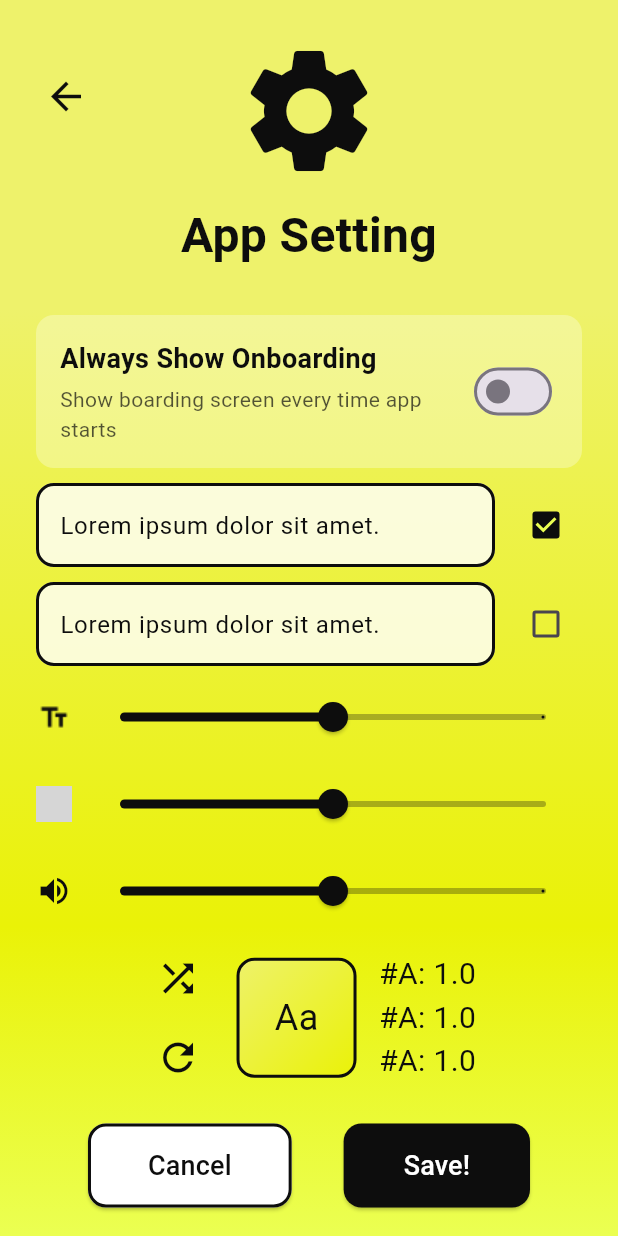
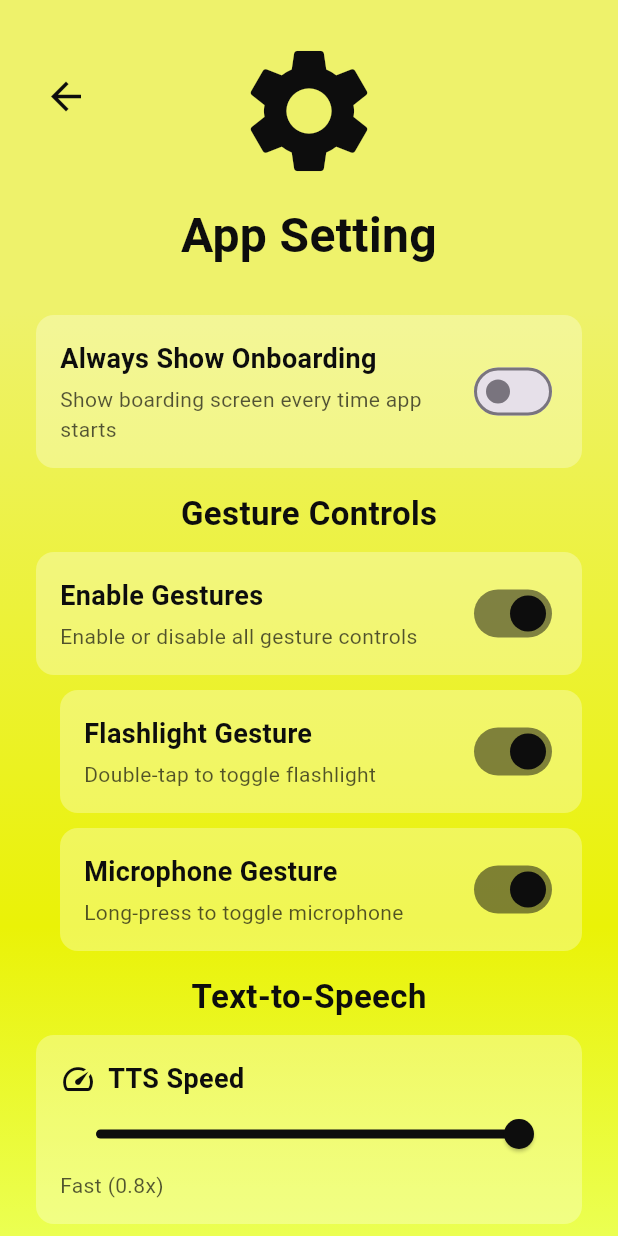
Before and after one commit to HHHAAAANNNNN/AItunanetra, a Flutter app: the SettingPage screen opened directly, on a phone screen of 412 x 824 dp. Run offline on Flutter 3.47's test engine with Material 3 defaults, Android fonts, the phone set to English and light mode, and no system bars; our stand-ins replace audioplayers, camera, flutter_tts, permission_handler, shared_preferences; accounts and stored records are empty; Roboto replaces fonts that are missing (Helvetica); grey boxes are pictures that could not be loaded.

Commit message:
adjusting better settings

```diff
--- a/lib/dashboard_page.dart
+++ b/lib/dashboard_page.dart
@@ -477,6 +477,42 @@ class _DashboardPageState extends State<DashboardPage> {
                 ),
               ),
             ),
+
+            // Mic Active Indicator - Bottom right corner
+            if (_isMicOn)
+              AnimatedPositioned(
+                duration: const Duration(milliseconds: 300),
+                curve: Curves.easeInOut,
+                bottom: _isSubtitleOn
+                    ? (MediaQuery.of(context).size.height * _subtitleBoxHeight) + 20 // 20px di atas subtitle box
+                    : 40, // Posisi default
+                right: 20,
+                child: AnimatedOpacity(
+                  opacity: _isMicOn ? 1.0 : 0.0,
+                  duration: const Duration(milliseconds: 300),
+                  child: Container(
+                    width: 60,
+                    height: 60,
+                    decoration: BoxDecoration(
+                      color: const Color(0xFFEF4444), // Red color to indicate active mic
+                      borderRadius: BorderRadius.circular(30),
+                      boxShadow: [
+                        BoxShadow(
+                          color: const Color(0x4D000000), // Black with 30% opacity
+                          spreadRadius: 1,
+                          blurRadius: 3,
+                          offset: const Offset(0, 2),
+                        ),
+                      ],
+                    ),
+                    child: const Icon(
+                      Icons.mic,
+                      color: Colors.white,
+                      size: 30,
+                    ),
+                  ),
+                ),
+              ),
           ],
         ),
       ),
--- a/lib/setting_page.dart
+++ b/lib/setting_page.dart
@@ -1,6 +1,5 @@
 import 'package:flutter/material.dart';
 import 'package:flutter/services.dart';
-import 'dart:math'; // Untuk fungsi random
 import 'package:aitunanetra/preferences_service.dart';
 
 class SettingPage extends StatefulWidget {
@@ -11,16 +10,20 @@ class SettingPage extends StatefulWidget {
 }
 
 class _SettingPageState extends State<SettingPage> {
-  bool _toggleSetting1 = true;
-  bool _toggleSetting2 = false;
-  bool _alwaysShowOnboarding = false; // New setting for onboarding
-  double _fontSizeOption = 1.0; // opsi ukuran font (1.0 = Normal, 0.8 = Kecil, 1.2 = Besar)
-  double _brightnessValue = 50.0; // interval kecerahan aplikasi (0-100)
-  double _textToVoiceSpeed = 1.0; // opsi kecepatan output text-to-voice (0.8 = Lambat, 1.0 = Normal, 1.2 = Cepat)
+  // Onboarding setting
+  bool _alwaysShowOnboarding = false;
 
-  // Controllers untuk TextField
-  final TextEditingController _toggleTextController1 = TextEditingController(text: 'Lorem ipsum dolor sit amet.');
-  final TextEditingController _toggleTextController2 = TextEditingController(text: 'Lorem ipsum dolor sit amet.');
+  // Gesture settings
+  bool _gesturesEnabled = true;
+  bool _flashlightGestureEnabled = true;
+  bool _microphoneGestureEnabled = true;
+
+  // TTS settings
+  double _ttsSpeed = 0.8; // 0.3, 0.5, 0.8
+  double _ttsVolume = 1.0; // 0.3, 0.7, 1.0
+
+  // Vibration intensity: 0 = light, 1 = medium, 2 = heavy
+  int _vibrationIntensity = 2; // default heavy
 
   // Warna default aplikasi
   Color _bgColor1 = const Color(0xFFEEF26B);
@@ -57,8 +60,6 @@ class _SettingPageState extends State<SettingPage> {
   // dispose berfungsi untuk mematikan animasi ketika aplikasi ditutup
   @override
   void dispose() {
-    _toggleTextController1.dispose();
-    _toggleTextController2.dispose();
     super.dispose();
   }
 
@@ -102,21 +103,150 @@ class _SettingPageState extends State<SettingPage> {
                     const SizedBox(height: 30),
 
                     // Always Show Onboarding Setting
+                    _buildToggleContainer(
+                      title: 'Always Show Onboarding',
+                      description: 'Show boarding screen every time app starts',
+                      value: _alwaysShowOnboarding,
+                      onChanged: _toggleAlwaysShowOnboarding,
+                    ),
+                    const SizedBox(height: 15),
+
+                    // GESTURE SETTINGS SECTION
+                    Text(
+                      'Gesture Controls',
+                      style: TextStyle(
+                        fontSize: 22,
+                        fontWeight: FontWeight.bold,
+                        color: _textColor,
+                        fontFamily: 'Helvetica',
+                      ),
+                    ),
+                    const SizedBox(height: 10),
+
+                    // Enable/Disable Gestures
+                    _buildToggleContainer(
+                      title: 'Enable Gestures',
+                      description: 'Enable or disable all gesture controls',
+                      value: _gesturesEnabled,
+                      onChanged: (value) {
+                        setState(() {
+                          _gesturesEnabled = value;
+                        });
+                      },
+                    ),
+                    const SizedBox(height: 10),
+
+                    // Gesture sub-options (only show if gestures enabled)
+                    if (_gesturesEnabled) ...[
+                      Padding(
+                        padding: const EdgeInsets.only(left: 16.0),
+                        child: Column(
+                          children: [
+                            _buildToggleContainer(
+                              title: 'Flashlight Gesture',
+                              description: 'Double-tap to toggle flashlight',
+                              value: _flashlightGestureEnabled,
+                              onChanged: (value) {
+                                setState(() {
+                                  _flashlightGestureEnabled = value;
+                                });
+                              },
+                            ),
+                            const SizedBox(height: 10),
+                            _buildToggleContainer(
+                              title: 'Microphone Gesture',
+                              description: 'Long-press to toggle microphone',
+                              value: _microphoneGestureEnabled,
+                              onChanged: (value) {
+                                setState(() {
+                                  _microphoneGestureEnabled = value;
+                                });
+                              },
+                            ),
+                          ],
+                        ),
+                      ),
+                    ],
+                    const SizedBox(height: 15),
+
+                    // TTS SETTINGS SECTION
+                    Text(
+                      'Text-to-Speech',
+                      style: TextStyle(
+                        fontSize: 22,
+                        fontWeight: FontWeight.bold,
+                        color: _textColor,
+                        fontFamily: 'Helvetica',
+                      ),
+                    ),
+                    const SizedBox(height: 10),
+
+                    // TTS Speed Setting
+                    _buildSliderSetting(
+                      icon: Icons.speed,
+                      title: 'TTS Speed',
+                      value: _ttsSpeed,
+                      min: 0.3,
+                      max: 0.8,
+                      divisions: 2,
+                      label: _ttsSpeed <= 0.35
+                          ? 'Slow (0.3x)'
+                          : (_ttsSpeed <= 0.55 ? 'Medium (0.5x)' : 'Fast (0.8x)'),
+                      onChanged: (value) {
+                        setState(() {
+                          _ttsSpeed = value;
+                        });
+                      },
+                    ),
+                    const SizedBox(height: 10),
+
+                    // TTS Volume Setting
+                    _buildSliderSetting(
+                      icon: Icons.volume_up,
+                      title: 'TTS Volume',
+                      value: _ttsVolume,
+                      min: 0.3,
+                      max: 1.0,
+                      divisions: 2,
+                      label: _ttsVolume <= 0.4
+                          ? 'Low (30%)'
+                          : (_ttsVolume <= 0.8 ? 'Medium (70%)' : 'High (100%)'),
+                      onChanged: (value) {
+                        setState(() {
+                          _ttsVolume = value;
+                        });
+                      },
+                    ),
+                    const SizedBox(height: 15),
+
+                    // VIBRATION SETTINGS SECTION
+                    Text(
+                      'Haptic Feedback',
+                      style: TextStyle(
+                        fontSize: 22,
+                        fontWeight: FontWeight.bold,
+                        color: _textColor,
+                        fontFamily: 'Helvetica',
+                      ),
+                    ),
+                    const SizedBox(height: 10),
+
+                    // Vibration Intensity Setting
                     Container(
                       padding: const EdgeInsets.all(16.0),
                       decoration: BoxDecoration(
                         color: Colors.white.withAlpha((255 * 0.3).round()),
                         borderRadius: BorderRadius.circular(12),
                       ),
-                      child: Row(
-                        mainAxisAlignment: MainAxisAlignment.spaceBetween,
-                        children: [
-                          Expanded(
                       child: Column(
                         crossAxisAlignment: CrossAxisAlignment.start,
                         children: [
+                          Row(
+                            children: [
+                              Icon(Icons.vibration, size: 24, color: _textColor),
+                              const SizedBox(width: 8),
                               Text(
-                                  'Always Show Onboarding',
+                                'Vibration Intensity',
                                 style: TextStyle(
                                   fontSize: 18,
                                   fontWeight: FontWeight.bold,
@@ -124,201 +254,19 @@ class _SettingPageState extends State<SettingPage> {
                                   fontFamily: 'Helvetica',
                                 ),
                               ),
-                                const SizedBox(height: 4),
-                                Text(
-                                  'Show boarding screen every time app starts',
-                                  style: TextStyle(
-                                    fontSize: 14,
-                                    color: _textColor.withAlpha((255 * 0.7).round()),
-                                    fontFamily: 'Helvetica',
+                            ],
                           ),
+                          const SizedBox(height: 12),
+                          Row(
+                            mainAxisAlignment: MainAxisAlignment.spaceEvenly,
+                            children: [
+                              _buildVibrationButton('Light', 0),
+                              _buildVibrationButton('Medium', 1),
+                              _buildVibrationButton('Heavy', 2),
+                            ],
                           ),
                         ],
                       ),
-                          ),
-                          Switch(
-                            value: _alwaysShowOnboarding,
-                            onChanged: _toggleAlwaysShowOnboarding,
-                            activeColor: _textColor,
-                          ),
-                        ],
-                      ),
-                    ),
-                    const SizedBox(height: 10),
-
-                    // Toggle Settings
-                    _buildToggleSetting(
-                      _toggleTextController1,
-                      _toggleSetting1,
-                          (bool? value) {
-                        setState(() {
-                          _toggleSetting1 = value!;
-                        });
-                      },
-                      _textColor,
-                    ),
-                    const SizedBox(height: 10),
-                    _buildToggleSetting(
-                      _toggleTextController2,
-                      _toggleSetting2,
-                          (bool? value) {
-                        setState(() {
-                          _toggleSetting2 = value!;
-                        });
-                      },
-                      _textColor,
-                    ),
-                    const SizedBox(height: 10),
-
-                    // Font Size Setting
-                    Row(
-                      children: [
-                        Image.asset('assets/text_fields.png', width: 24, height: 24, color: _textColor),
-                        const SizedBox(width: 8),
-                        Expanded(
-                          child: Slider(
-                            value: _fontSizeOption,
-                            min: 0.8,
-                            max: 1.2,
-                            divisions: 2, // dari 3 opsi yang diberikan, memilih opsi yang mana
-                            label: _fontSizeOption == 0.8
-                                ? 'Kecil'
-                                : (_fontSizeOption == 1.0 ? 'Normal' : 'Besar'),
-                            onChanged: (double value) {
-                              setState(() {
-                                _fontSizeOption = value;
-                              });
-                            },
-                            activeColor: _textColor,
-                            inactiveColor: _textColor.withAlpha((255 * 0.3).round()),
-                          ),
-                        ),
-                      ],
-                    ),
-                    const SizedBox(height: 10),
-
-                    // Brightness Setting
-                    Row(
-                      children: [
-                        Image.asset('assets/sun.png', width: 24, height: 24, color: _textColor),
-                        const SizedBox(width: 8),
-                        Expanded(
-                          child: Slider(
-                            value: _brightnessValue,
-                            min: 0,
-                            max: 100,
-                            divisions: 100,
-                            label: _brightnessValue.round().toString(),
-                            onChanged: (double value) {
-                              setState(() {
-                                _brightnessValue = value;
-                              });
-                            },
-                            activeColor: _textColor,
-                            inactiveColor: _textColor.withAlpha((255 * 0.3).round()),
-                          ),
-                        ),
-                      ],
-                    ),
-                    const SizedBox(height: 10),
-
-                    // Text-to-Voice Speed Setting
-                    Row(
-                      children: [
-                        Icon(Icons.volume_up, size: 24, color: _textColor),
-                        const SizedBox(width: 8),
-                        Expanded(
-                          child: Slider(
-                            value: _textToVoiceSpeed,
-                            min: 0.8,
-                            max: 1.2,
-                            divisions: 2, // dari 3 opsi, dipilih opsi kedua
-                            label: _textToVoiceSpeed == 0.8
-                                ? 'Lambat'
-                                : (_textToVoiceSpeed == 1.0 ? 'Normal' : 'Cepat'),
-                            onChanged: (double value) {
-                              setState(() {
-                                _textToVoiceSpeed = value;
-                              });
-                            },
-                            activeColor: _textColor,
-                            inactiveColor: _textColor.withAlpha((255 * 0.3).round()),
-                          ),
-                        ),
-                      ],
-                    ),
-                    const SizedBox(height: 10),
-                    Row(
-                      mainAxisAlignment: MainAxisAlignment.center,
-                      crossAxisAlignment: CrossAxisAlignment.center,
-                      children: [
-                        Column( // Kolom untuk ikon Randomize dan Reset
-                          mainAxisSize: MainAxisSize.min,
-                          children: [
-                            IconButton(
-                              icon: const Icon(Icons.shuffle, color: Color(0xFF0D0D0D), size: 30), // Ikon Randomize
-                              onPressed: () {
-                                setState(() {
-                                  _randomizeColors(); //jika ditekan, maka akan random warna
-                                });
-                              },
-                              tooltip: 'Randomize Colors',
-                            ),
-                            const SizedBox(height: 5),
-                            IconButton(
-                              icon: const Icon(Icons.refresh, color: Color(0xFF0D0D0D), size: 30), // Ikon Reset
-                              onPressed: () {
-                                setState(() {
-                                  _resetColors(); //jika ditekan, maka kembali ke set warna default
-                                });
-                              },
-                              tooltip: 'Reset Colors',
-                            ),
-                          ],
-                        ),
-                        const SizedBox(width: 15),
-
-                        // Preview Warna Utama
-                        Container(
-                          width: 80,
-                          height: 80,
-                          decoration: BoxDecoration(
-                            gradient: LinearGradient(
-                              begin: Alignment.topLeft,
-                              end: Alignment.bottomRight,
-                              colors: [_bgColor1, _bgColor2], // Menggunakan 2 warna untuk gradien preview
-                            ),
-                            borderRadius: BorderRadius.circular(12),
-                            border: Border.all(color: _textColor, width: 2),
-                          ),
-                          child: Center(
-                            child: Text(
-                              'Aa', // Contoh teks di tengah box preview
-                              style: TextStyle(fontSize: 24, color: _textColor, fontFamily: 'Helvetica'),
-                            ),
-                          ),
-                        ),
-                        const SizedBox(width: 15),
-
-                        Column(
-                          crossAxisAlignment: CrossAxisAlignment.start,
-                          mainAxisSize: MainAxisSize.min,
-                          children: [
-                            Text(
-                              '#${_textColor.toString().substring(10, 16).toUpperCase()}',
-                              style: TextStyle(color: _textColor, fontFamily: 'Helvetica', fontSize: 20),
-                            ),
-                            Text(
-                              '#${_bgColor1.toString().substring(10, 16).toUpperCase()}',
-                              style: TextStyle(color: _textColor, fontFamily: 'Helvetica', fontSize: 20),
-                            ),
-                            Text(
-                              '#${_bgColor2.toString().substring(10, 16).toUpperCase()}',
-                              style: TextStyle(color: _textColor, fontFamily: 'Helvetica', fontSize: 20),
-                            ),
-                          ],
-                        ),
-                      ],
                     ),
                     const SizedBox(height: 20),
 
@@ -393,67 +341,154 @@ class _SettingPageState extends State<SettingPage> {
     );
   }
 
-  // Helper method untuk membuat pengaturan toggle dengan TextField
-  Widget _buildToggleSetting(TextEditingController controller, bool value, ValueChanged<bool?> onChanged, Color textColor) {
-    return Row(
+  // Helper method untuk membuat toggle container
+  Widget _buildToggleContainer({
+    required String title,
+    required String description,
+    required bool value,
+    required ValueChanged<bool> onChanged,
+  }) {
+    return Container(
+      padding: const EdgeInsets.all(16.0),
+      decoration: BoxDecoration(
+        color: Colors.white.withAlpha((255 * 0.3).round()),
+        borderRadius: BorderRadius.circular(12),
+      ),
+      child: Row(
         mainAxisAlignment: MainAxisAlignment.spaceBetween,
         children: [
           Expanded(
-          child: TextField(
-            controller: controller,
-            readOnly: true,
+            child: Column(
+              crossAxisAlignment: CrossAxisAlignment.start,
+              children: [
+                Text(
+                  title,
                   style: TextStyle(
-              fontSize: 16,
-              color: textColor,
+                    fontSize: 18,
+                    fontWeight: FontWeight.bold,
+                    color: _textColor,
                     fontFamily: 'Helvetica',
                   ),
-            decoration: InputDecoration(
-              border: OutlineInputBorder(
+                ),
+                const SizedBox(height: 4),
+                Text(
+                  description,
+                  style: TextStyle(
+                    fontSize: 14,
+                    color: _textColor.withAlpha((255 * 0.7).round()),
+                    fontFamily: 'Helvetica',
+                  ),
+                ),
+              ],
+            ),
+          ),
+          Switch(
+            value: value,
+            onChanged: onChanged,
+            activeColor: _textColor,
+          ),
+        ],
+      ),
+    );
+  }
+
+  // Helper method untuk slider settings
+  Widget _buildSliderSetting({
+    required IconData icon,
+    required String title,
+    required double value,
+    required double min,
+    required double max,
+    required int divisions,
+    required String label,
+    required ValueChanged<double> onChanged,
+  }) {
+    return Container(
+      padding: const EdgeInsets.all(16.0),
+      decoration: BoxDecoration(
+        color: Colors.white.withAlpha((255 * 0.3).round()),
         borderRadius: BorderRadius.circular(12),
-                borderSide: const BorderSide(width: 2.0),
       ),
-              focusedBorder: OutlineInputBorder(
-                borderRadius: BorderRadius.circular(12),
-                borderSide: BorderSide(width: 2.0, color: textColor),
+      child: Column(
+        crossAxisAlignment: CrossAxisAlignment.start,
+        children: [
+          Row(
+            children: [
+              Icon(icon, size: 24, color: _textColor),
+              const SizedBox(width: 8),
+              Text(
+                title,
+                style: TextStyle(
+                  fontSize: 18,
+                  fontWeight: FontWeight.bold,
+                  color: _textColor,
+                  fontFamily: 'Helvetica',
                 ),
-              enabledBorder: OutlineInputBorder(
-                borderRadius: BorderRadius.circular(12),
-                borderSide: BorderSide(width: 2.0, color: textColor),
               ),
-              filled: true,
-              fillColor: const Color(0xCCFFFFFF), // 0xCC = ~80% opacity white
+            ],
+          ),
+          Slider(
+            value: value,
+            min: min,
+            max: max,
+            divisions: divisions,
+            label: label,
+            onChanged: onChanged,
+            activeColor: _textColor,
+            inactiveColor: _textColor.withAlpha((255 * 0.3).round()),
+          ),
+          Text(
+            label,
+            style: TextStyle(
+              fontSize: 14,
+              color: _textColor.withAlpha((255 * 0.7).round()),
+              fontFamily: 'Helvetica',
+            ),
+          ),
+        ],
+      ),
+    );
+  }
+
+  // Helper method untuk vibration intensity buttons
+  Widget _buildVibrationButton(String label, int intensity) {
+    bool isSelected = _vibrationIntensity == intensity;
+    return Expanded(
+      child: Padding(
+        padding: const EdgeInsets.symmetric(horizontal: 4.0),
+        child: ElevatedButton(
+          onPressed: () {
+            setState(() {
+              _vibrationIntensity = intensity;
+            });
+            // Test vibration when selected
+            if (intensity == 0) {
+              HapticFeedback.lightImpact();
+            } else if (intensity == 1) {
+              HapticFeedback.mediumImpact();
+            } else {
+              HapticFeedback.heavyImpact();
+            }
+          },
+          style: ElevatedButton.styleFrom(
+            backgroundColor: isSelected ? _textColor : Colors.white,
+            foregroundColor: isSelected ? Colors.white : _textColor,
+            shape: RoundedRectangleBorder(
+              borderRadius: BorderRadius.circular(8),
+              side: BorderSide(color: _textColor, width: 2),
+            ),
+            padding: const EdgeInsets.symmetric(vertical: 12),
+          ),
+          child: Text(
+            label,
+            style: const TextStyle(
+              fontSize: 14,
+              fontWeight: FontWeight.bold,
+              fontFamily: 'Helvetica',
             ),
           ),
         ),
-        const SizedBox(width: 10),
-        Checkbox(
-          value: value,
-          onChanged: onChanged,
-          activeColor: textColor,
-          checkColor: _bgColor3,
       ),
-      ],
     );
   }
-
-  // Fungsi untuk merandom warna
-  void _randomizeColors() {
-    Random random = Random();
-    setState(() {
-      _bgColor1 = Color.fromARGB(255, random.nextInt(256), random.nextInt(256), random.nextInt(256));
-      _bgColor2 = Color.fromARGB(255, random.nextInt(256), random.nextInt(256), random.nextInt(256));
-      _bgColor3 = Color.fromARGB(255, random.nextInt(256), random.nextInt(256), random.nextInt(256));
-      _textColor = Color.fromARGB(255, random.nextInt(256), random.nextInt(256), random.nextInt(256));
-    });
 }
-
-  // Fungsi untuk mereset warna ke default
-  void _resetColors() {
-    setState(() {
-      _bgColor1 = const Color(0xFFEEF26B);
-      _bgColor2 = const Color(0xFFEAF207);
-      _bgColor3 = const Color(0xFFEBFF52);
-      _textColor = const Color(0xFF0D0D0D);
-    });
-  }
-}
```
Lines whose indentation alone changed are shown as unchanged.
